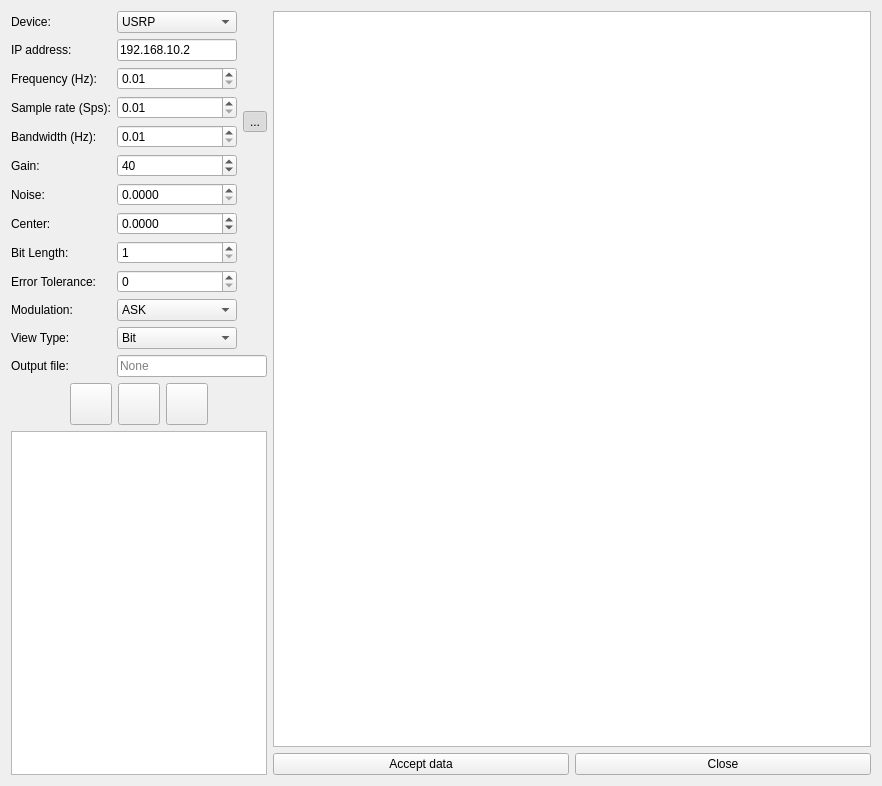
The window that ui/proto_sniff.ui (jopohl/urh) describes before a commit, drawn with Qt 5.
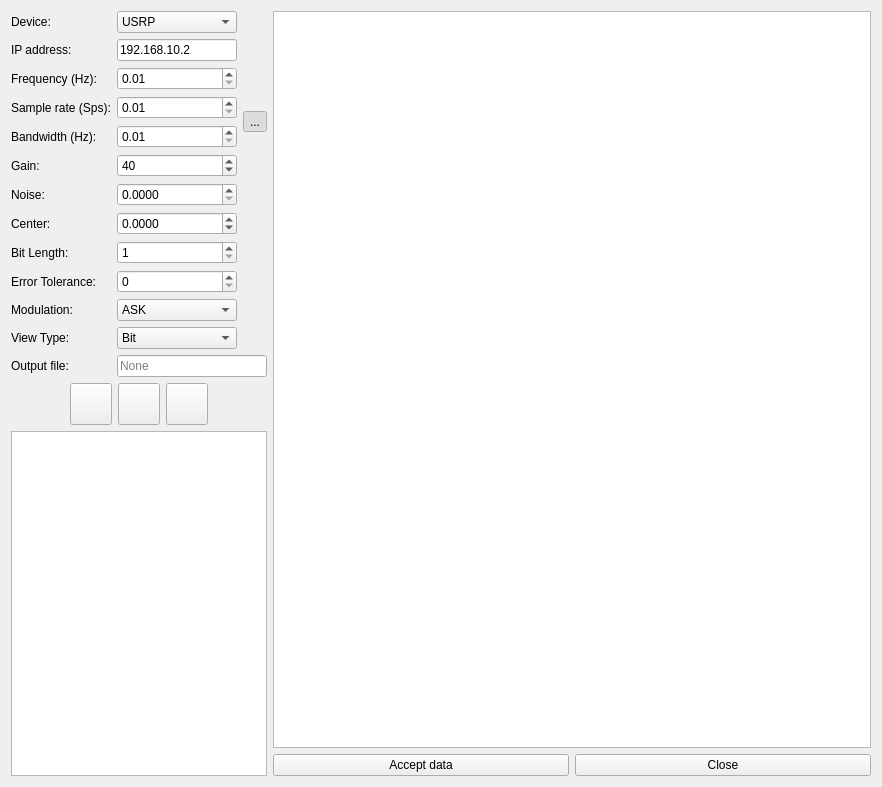
The same window after the commit. Icons and pictures are not drawn. Custom widgets are drawn as their Qt base class.

Patch:
```diff
--- a/ui/proto_sniff.ui
+++ b/ui/proto_sniff.ui
@@ -7,7 +7,7 @@
     <x>0</x>
     <y>0</y>
     <width>882</width>
-    <height>786</height>
+    <height>787</height>
    </rect>
   </property>
   <property name="windowTitle">
```
Left out of the diff: 18 changed lines with no effect on the pictures.
